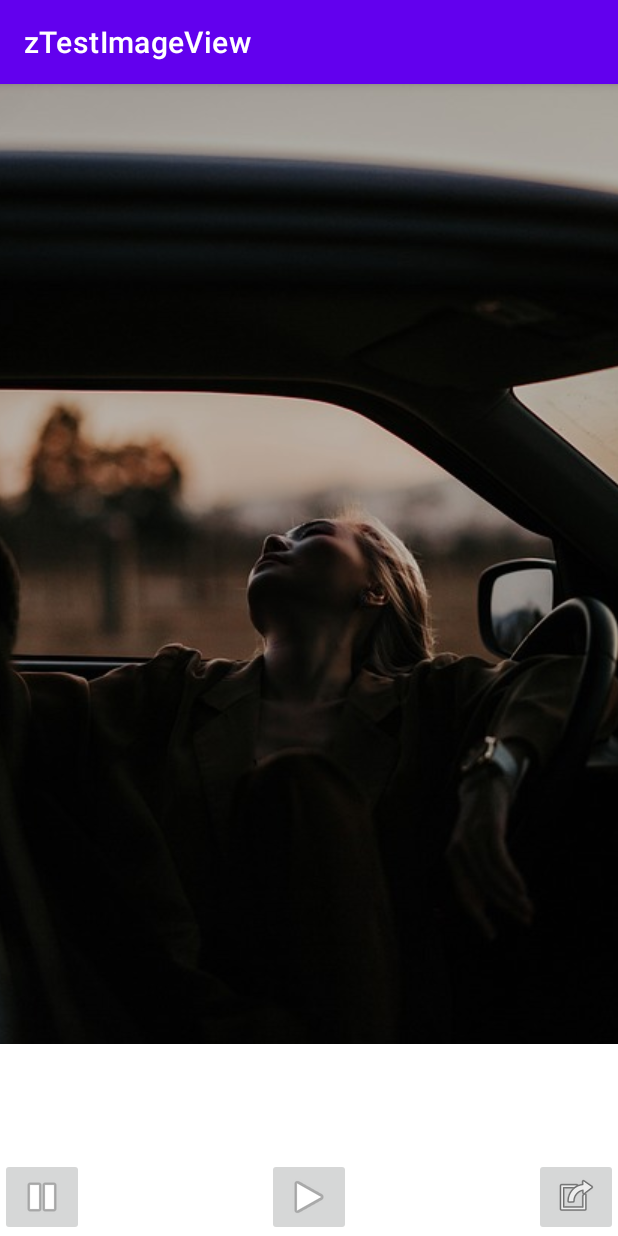
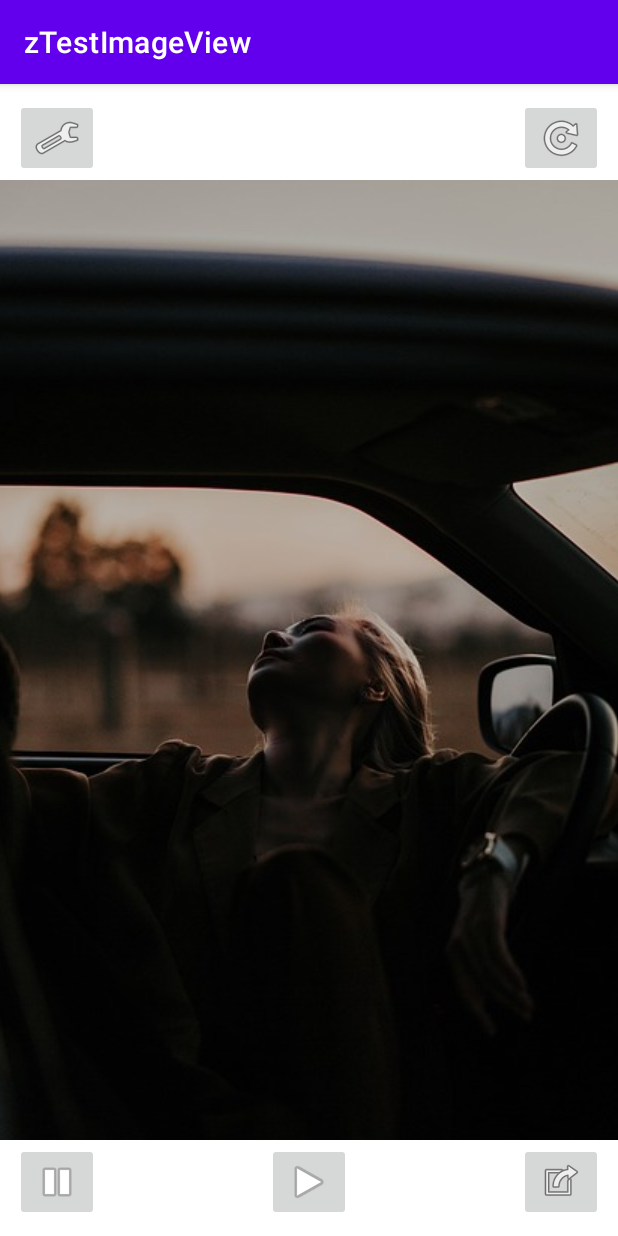
Before and after one commit to jeromepierrot/zTestImageView, an Android app: the screen it shows after launch (MainActivity), on a phone screen of 412 x 824 dp. Run offline under Robolectric (Android 15) with nearby library versions, the phone set to English and light mode, and no system bars.

Commit message:
+add rotate and filter buttons on top of main activity # change onClick() and onLongOnclick behavior (for picture button purposes)

```diff
--- a/app/src/main/res/layout/activity_main.xml
+++ b/app/src/main/res/layout/activity_main.xml
@@ -12,27 +12,59 @@
         android:id="@+id/imageView"
         android:layout_width="wrap_content"
         android:layout_height="wrap_content"
+        android:layout_gravity="center"
         android:scaleType="centerCrop"
+        android:contentDescription="@string/picture"
         app:srcCompat="@drawable/womanauto_640" />
 
     <ImageButton
         android:id="@+id/imageButton"
         android:layout_width="wrap_content"
         android:layout_height="wrap_content"
+        android:layout_margin="10dp"
+        android:minHeight="48dp"
+        android:layout_gravity="bottom|end"
+        android:contentDescription="@string/change_picture_button"
         app:srcCompat="@android:drawable/ic_menu_set_as"
-        android:layout_gravity="bottom|right"/>
+        />
+
+    <ImageButton
+        android:id="@+id/filterButton"
+        android:layout_width="wrap_content"
+        android:layout_height="wrap_content"
+        android:layout_gravity="top|start"
+        android:layout_margin="10dp"
+        android:contentDescription="@string/color_picture_button"
+        android:minHeight="48dp"
+        app:srcCompat="@android:drawable/ic_menu_manage" />
+
+    <ImageButton
+        android:id="@+id/rotateButton"
+        android:layout_width="wrap_content"
+        android:layout_height="wrap_content"
+        android:layout_gravity="top|end"
+        android:layout_margin="10dp"
+        android:contentDescription="@string/rotate_picture_button"
+        android:minHeight="48dp"
+        app:srcCompat="@android:drawable/ic_menu_rotate" />
 
     <ImageButton
         android:id="@+id/playButton"
         android:layout_width="wrap_content"
         android:layout_height="wrap_content"
+        android:layout_margin="10dp"
+        android:minHeight="48dp"
         android:layout_gravity="bottom|center_horizontal"
+        android:contentDescription="@string/play_resume_button"
         app:srcCompat="@android:drawable/ic_media_play" />
 
     <ImageButton
         android:id="@+id/stopButton"
         android:layout_width="wrap_content"
         android:layout_height="wrap_content"
-        android:layout_gravity="bottom|left"
+        android:layout_margin="10dp"
+        android:minHeight="48dp"
+        android:layout_gravity="bottom|start"
+        android:contentDescription="@string/pause_button"
         app:srcCompat="@android:drawable/ic_media_pause" />
 </FrameLayout>
--- a/app/src/main/res/values/strings.xml
+++ b/app/src/main/res/values/strings.xml
@@ -1,3 +1,9 @@
 <resources>
     <string name="app_name">zTestImageView</string>
+    <string name="play_resume_button">Play/Resume button</string>
+    <string name="pause_button">Pause button</string>
+    <string name="rotate_picture_button">Rotate Picture button</string>
+    <string name="change_picture_button">Change Picture button</string>
+    <string name="picture">Picture</string>
+    <string name="color_picture_button">color_picture_button</string>
 </resources>
```
Also changed, not shown: app/src/main/java/com/stonewater/ztestimageview/MainActivity.kt (+37 -23 lines).
